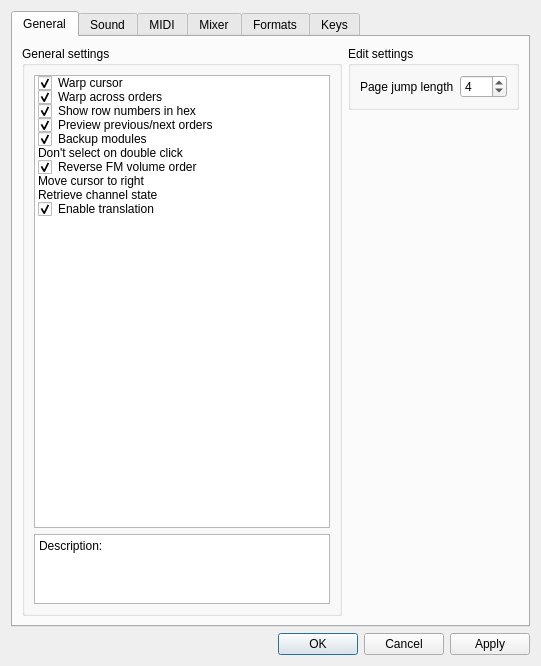
Qt form BambooTracker/gui/configuration_dialog.ui (OPNA2608/BambooTracker) before a commit.
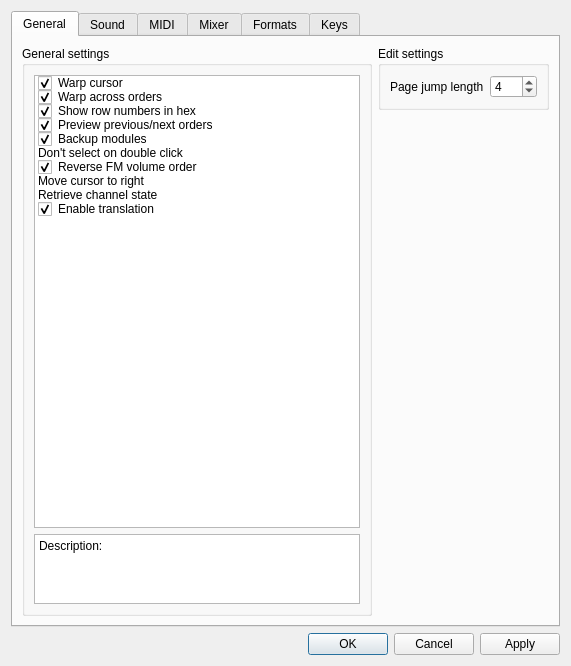
The same form after that commit. The open tabs and pages were chosen to show the change. Custom widgets are drawn as their Qt base class.

What changed in the file:
```diff
--- a/BambooTracker/gui/configuration_dialog.ui
+++ b/BambooTracker/gui/configuration_dialog.ui
@@ -6,7 +6,7 @@
    <rect>
     <x>0</x>
     <y>0</y>
-    <width>541</width>
+    <width>571</width>
     <height>666</height>
    </rect>
   </property>
```
Left out of the diff: 2 changed lines with no effect on the pictures.
